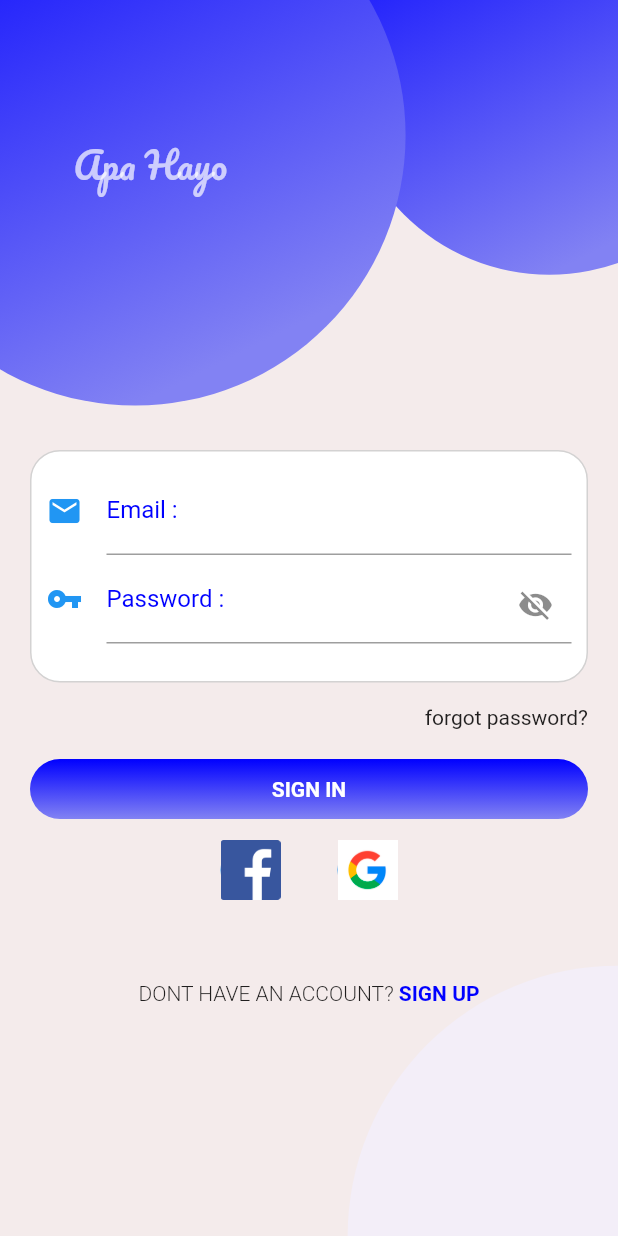
After one commit to ahmadgalang/FlutterFundamentals, a Flutter app: the Login screen opened directly, on a phone screen of 412 x 824 dp. The commit adds this screen. Run offline on Flutter 3.47's test engine with Material 2 defaults, Android fonts, the phone set to English and light mode, and no system bars.

Commit message:
add file

```diff
--- /dev/null
+++ b/lib/menulogin.dart
@@ -0,0 +1,264 @@
+import 'package:flutter/foundation.dart';
+import 'package:flutter/material.dart';
+
+void main() {
+  runApp(const MyMenuLogin());
+}
+
+class MyMenuLogin extends StatelessWidget {
+  const MyMenuLogin({super.key});
+
+  @override
+  Widget build(BuildContext context) {
+    return const MaterialApp(
+      home: Login(),
+    );
+  }
+}
+
+class Login extends StatefulWidget {
+  const Login({super.key});
+
+  @override
+  State<Login> createState() => _LoginState();
+}
+
+class _LoginState extends State<Login> {
+  double getSmallDiamater(BuildContext context) =>
+      MediaQuery.of(context).size.width * 2 / 3;
+  double getBigDiamater(BuildContext context) =>
+      MediaQuery.of(context).size.width * 7 / 8;
+
+  bool _isObsecureText = true;
+
+  @override
+  Widget build(BuildContext context) {
+    return Scaffold(
+      backgroundColor: const Color.fromARGB(255, 244, 235,
+          235), // Ganti dengan warna latar belakang yang Anda inginkan
+
+      body: Stack(
+        children: [
+          Positioned(
+            right: -getSmallDiamater(context) / 3,
+            top: -getSmallDiamater(context) / 3,
+            child: Container(
+              width: getSmallDiamater(context),
+              height: getSmallDiamater(context),
+              decoration: const BoxDecoration(
+                shape: BoxShape.circle,
+                gradient: LinearGradient(colors: [
+                  Color(0xFF0000FF),
+                  Color.fromARGB(255, 130, 130, 243)
+                ], begin: Alignment.topLeft, end: Alignment.bottomCenter),
+              ),
+            ),
+          ),
+          Positioned(
+            left: -getBigDiamater(context) / 4,
+            top: -getBigDiamater(context) / 4,
+            child: Container(
+              width: getBigDiamater(context),
+              height: getBigDiamater(context),
+              decoration: const BoxDecoration(
+                shape: BoxShape.circle,
+                gradient: LinearGradient(colors: [
+                  Color(0xFF0000FF),
+                  Color.fromARGB(255, 130, 130, 243)
+                ], begin: Alignment.topLeft, end: Alignment.bottomCenter),
+              ),
+              child: Center(
+                child: Transform.translate(
+                  offset: const Offset(10, 20),
+                  child: const Text(
+                    'Apa Hayo',
+                    style: TextStyle(
+                        fontFamily: 'Pacifico',
+                        color: Colors.white70,
+                        fontSize: 24),
+                  ),
+                ),
+              ),
+            ),
+          ),
+          Positioned(
+            right: -getBigDiamater(context) / 2,
+            bottom: -getBigDiamater(context) / 2,
+            child: Container(
+              width: getBigDiamater(context),
+              height: getBigDiamater(context),
+              decoration: const BoxDecoration(
+                  shape: BoxShape.circle,
+                  color: Color.fromARGB(164, 242, 239, 255)),
+            ),
+          ),
+          Align(
+            alignment: Alignment.center,
+            child: ListView(children: [
+              Container(
+                decoration: BoxDecoration(
+                    color: Colors.white,
+                    borderRadius: BorderRadius.circular(20),
+                    border: Border.all(
+                        color: const Color.fromARGB(255, 211, 210, 210))),
+                margin: const EdgeInsets.fromLTRB(20, 300, 20, 10),
+                padding: const EdgeInsets.fromLTRB(10, 10, 10, 25),
+                child: Column(
+                  children: [
+                    const TextField(
+                      decoration: InputDecoration(
+                        icon: Icon(
+                          Icons.email,
+                          color: Colors.blue,
+                        ),
+                        focusedBorder: UnderlineInputBorder(
+                          borderSide: BorderSide(
+                            color: Color.fromARGB(255, 191, 191, 191),
+                          ),
+                        ),
+                        labelText: 'Email : ',
+                        labelStyle: TextStyle(
+                          color: Color(0xFF0000FF),
+                        ),
+                      ),
+                    ),
+                    TextField(
+                      obscureText: _isObsecureText,
+                      decoration: InputDecoration(
+                        icon: const Icon(
+                          Icons.vpn_key,
+                          color: Colors.blue,
+                        ),
+                        suffixIcon: IconButton(
+                            alignment: Alignment.bottomCenter,
+                            onPressed: () {
+                              setState(() {
+                                _isObsecureText = !_isObsecureText;
+                              });
+                            },
+                            icon: Icon(_isObsecureText
+                                ? Icons.visibility_off
+                                : Icons.visibility)),
+                        focusedBorder: const UnderlineInputBorder(
+                          borderSide: BorderSide(
+                            color: Color.fromARGB(255, 191, 191, 191),
+                          ),
+                        ),
+                        labelText: 'Password : ',
+                        labelStyle: const TextStyle(
+                          color: Color(0xFF0000FF),
+                        ),
+                      ),
+                    ),
+                  ],
+                ),
+              ),
+              Align(
+                alignment: Alignment.centerRight,
+                child: Container(
+                  margin: const EdgeInsets.fromLTRB(20, 5, 20, 15),
+                  child: InkWell(
+                    onTap: () {},
+                    child: const Text('forgot password?'),
+                  ),
+                ),
+              ),
+              Container(
+                margin: const EdgeInsets.fromLTRB(20, 5, 20, 10),
+                child: Column(
+                  children: [
+                    SizedBox(
+                      width: MediaQuery.of(context).size.width * 1,
+                      height: 40,
+                      child: Container(
+                        decoration: BoxDecoration(
+                          borderRadius: BorderRadius.circular(20),
+                          gradient: const LinearGradient(
+                              colors: [
+                                Color(0xFF0000FF),
+                                Color.fromARGB(255, 130, 130, 243)
+                              ],
+                              begin: Alignment.topCenter,
+                              end: Alignment.bottomCenter),
+                        ),
+                        child: Material(
+                          borderRadius: BorderRadius.circular(20),
+                          color: Colors.transparent,
+                          child: InkWell(
+                            borderRadius: BorderRadius.circular(20),
+                            splashColor: Colors.blueAccent,
+                            onTap: () {},
+                            child: const Align(
+                              alignment: Alignment.center,
+                              child: Text(
+                                'SIGN IN',
+                                style: TextStyle(
+                                    color: Colors.white,
+                                    fontWeight: FontWeight.bold),
+                              ),
+                            ),
+                          ),
+                        ),
+                      ),
+                    ),
+                  ],
+                ),
+              ),
+              Row(
+                mainAxisAlignment: MainAxisAlignment.center,
+                children: [
+                  FloatingActionButton(
+                    onPressed: () {},
+                    mini: true,
+                    elevation: 0,
+                    child: const Image(
+                      image: AssetImage('assets/images/fb.jpeg'),
+                    ),
+                  ),
+                  const SizedBox(width: 30.0),
+                  FloatingActionButton(
+                    onPressed: () {},
+                    mini: true,
+                    elevation: 0,
+                    child: const Image(
+                      image: AssetImage('assets/images/google.jpg'),
+                    ),
+                  ),
+                ],
+              ),
+              Container(
+                margin: const EdgeInsets.only(top: 50),
+                child: Row(
+                  mainAxisAlignment: MainAxisAlignment.center,
+                  children: [
+                    const Text(
+                      'DONT HAVE AN ACCOUNT? ',
+                      style:
+                          TextStyle(fontSize: 14, fontWeight: FontWeight.w300),
+                    ),
+                    InkWell(
+                      onTap: () {
+                        if (kDebugMode) {
+                          print('text');
+                        }
+                      },
+                      splashColor: const Color(0xFF0000FF),
+                      highlightColor: const Color(0xFF000033),
+                      child: const Text(
+                        'SIGN UP',
+                        style: TextStyle(
+                            fontSize: 14,
+                            fontWeight: FontWeight.bold,
+                            color: Color(0xFF0000FF)),
+                      ),
+                    ),
+                  ],
+                ),
+              )
+            ]),
+          ),
+        ],
+      ),
+    );
+  }
+}
```
Also changed, not shown: lib/hero.dart (added, +88 -0 lines), lib/opacitycard.dart (+50 -11 lines), pubspec.yaml (+7 -0 lines), assets/fonts/Pacifico.ttf (added), assets/images/fb.jpeg (added), assets/images/fvck.jpg (added), assets/images/google.jpg (added).
